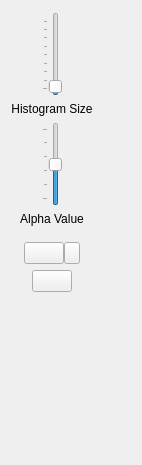
This is gui/multi_img_viewer.ui in gerbilvis/gerbil as Qt 5 draws it before an edit. The edited form follows.
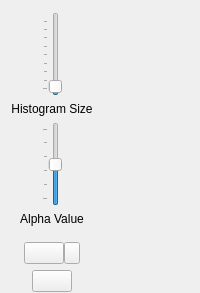
This is the edited form. Icons and pictures are not drawn. Custom widgets are drawn as their Qt base class.

What changed in the file:
```diff
--- a/gui/multi_img_viewer.ui
+++ b/gui/multi_img_viewer.ui
@@ -2,14 +2,6 @@
 <ui version="4.0">
  <class>multi_img_viewer</class>
  <widget class="QWidget" name="multi_img_viewer">
-  <property name="geometry">
-   <rect>
-    <x>0</x>
-    <y>0</y>
-    <width>142</width>
-    <height>465</height>
-   </rect>
-  </property>
   <layout class="QVBoxLayout" name="verticalLayout_2">
    <property name="leftMargin">
     <number>0</number>
```
